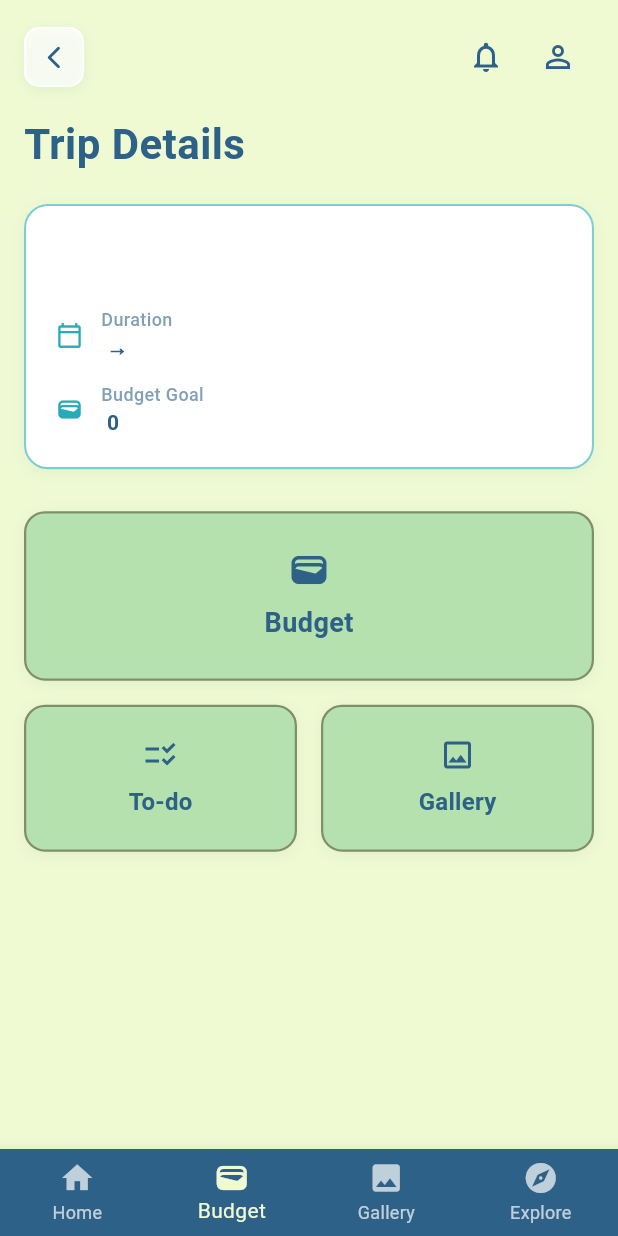
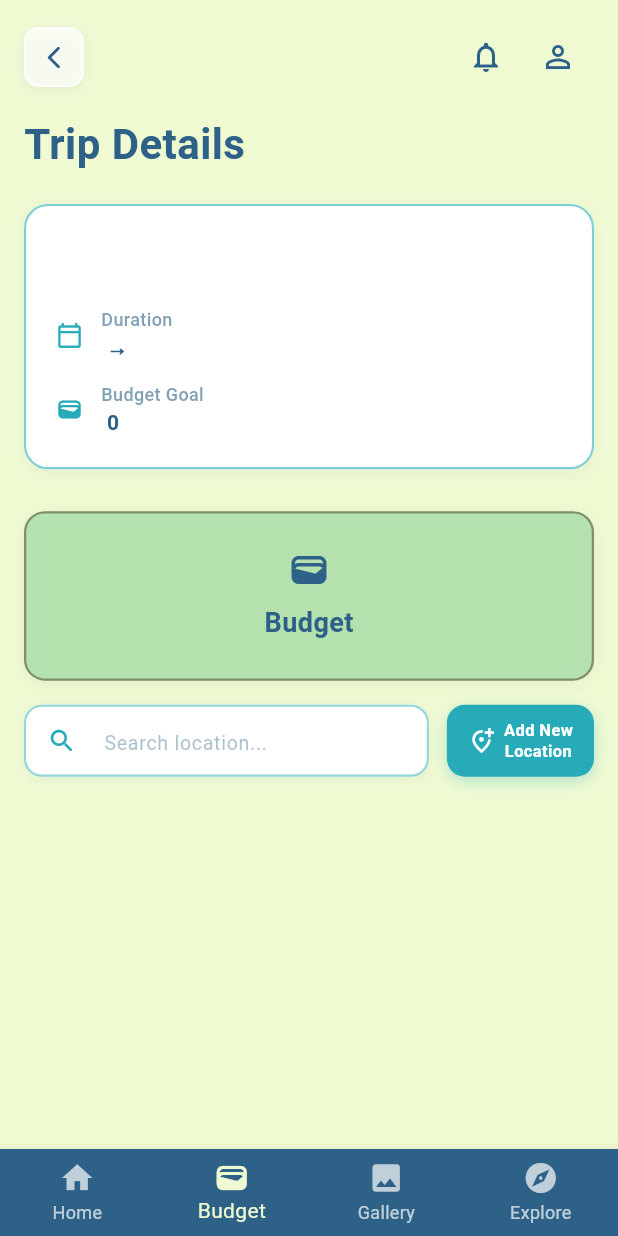
Before and after one commit to lochhapu/TourBud, a Flutter app: the TripDetailsPage screen opened directly with empty values, on a phone screen of 412 x 824 dp. Run offline on Flutter 3.47's test engine with Material 3 defaults, Android fonts, the phone set to English and light mode, and no system bars; network calls fail.

Commit message:
Updated trip details

```diff
--- a/frontend/tour_bud/lib/trip_details.dart
+++ b/frontend/tour_bud/lib/trip_details.dart
@@ -61,13 +61,11 @@ class _TripDetailsPageState extends State<TripDetailsPage> {
                     children: [
                       IconButton(
                         onPressed: () {},
-                        icon: const Icon(Icons.notifications_none,
-                            color: navy),
+                        icon: const Icon(Icons.notifications_none, color: navy),
                       ),
                       IconButton(
                         onPressed: () {},
-                        icon:
-                            const Icon(Icons.person_outline, color: navy),
+                        icon: const Icon(Icons.person_outline, color: navy),
                       ),
                     ],
                   ),
@@ -105,22 +103,88 @@ class _TripDetailsPageState extends State<TripDetailsPage> {
                     ),
                     const SizedBox(height: 16),
 
-                    // To-do and Gallery Row
+                    // Search Bar + Add New Location Row
                     Row(
                       children: [
+                        // Search Bar
                         Expanded(
-                          child: _buildSmallFeatureCard(
-                            title: 'To-do',
-                            icon: Icons.checklist_rtl,
-                            onTap: () {},
+                          child: Container(
+                            height: 48,
+                            decoration: BoxDecoration(
+                              color: Colors.white,
+                              borderRadius: BorderRadius.circular(12),
+                              border: Border.all(
+                                color: teal.withOpacity(0.5),
+                                width: 1.4,
+                              ),
+                              boxShadow: [
+                                BoxShadow(
+                                  color: navy.withOpacity(0.06),
+                                  blurRadius: 6,
+                                  offset: const Offset(0, 2),
+                                ),
+                              ],
+                            ),
+                            child: TextField(
+                              decoration: InputDecoration(
+                                hintText: 'Search location...',
+                                hintStyle: TextStyle(
+                                  fontSize: 13,
+                                  color: navy.withOpacity(0.4),
+                                ),
+                                prefixIcon: Icon(
+                                  Icons.search_rounded,
+                                  color: teal,
+                                  size: 20,
+                                ),
+                                border: InputBorder.none,
+                                contentPadding: const EdgeInsets.symmetric(
+                                  vertical: 14,
+                                ),
+                              ),
+                            ),
                           ),
                         ),
-                        const SizedBox(width: 16),
-                        Expanded(
-                          child: _buildSmallFeatureCard(
-                            title: 'Gallery',
-                            icon: Icons.image_outlined,
-                            onTap: () {},
+                        const SizedBox(width: 12),
+
+                        // Add New Location Button
+                        GestureDetector(
+                          onTap: () {},
+                          child: Container(
+                            height: 48,
+                            padding: const EdgeInsets.symmetric(horizontal: 14),
+                            decoration: BoxDecoration(
+                              color: teal,
+                              borderRadius: BorderRadius.circular(12),
+                              boxShadow: [
+                                BoxShadow(
+                                  color: teal.withOpacity(0.3),
+                                  blurRadius: 8,
+                                  offset: const Offset(0, 3),
+                                ),
+                              ],
+                            ),
+                            child: Row(
+                              mainAxisSize: MainAxisSize.min,
+                              children: const [
+                                Icon(
+                                  Icons.add_location_alt_outlined,
+                                  color: Colors.white,
+                                  size: 18,
+                                ),
+                                SizedBox(width: 6),
+                                Text(
+                                  'Add New\nLocation',
+                                  textAlign: TextAlign.center,
+                                  style: TextStyle(
+                                    fontSize: 11,
+                                    fontWeight: FontWeight.w700,
+                                    color: Colors.white,
+                                    height: 1.3,
+                                  ),
+                                ),
+                              ],
+                            ),
                           ),
                         ),
                       ],
@@ -179,8 +243,7 @@ class _TripDetailsPageState extends State<TripDetailsPage> {
           _buildDetailRow(
             icon: Icons.calendar_today_outlined,
             label: 'Duration',
-            value:
-                '${widget.trip.startDate} → ${widget.trip.endDate}',
+            value: '${widget.trip.startDate} → ${widget.trip.endDate}',
           ),
           const SizedBox(height: 12),
           _buildDetailRow(
@@ -271,45 +334,4 @@ class _TripDetailsPageState extends State<TripDetailsPage> {
       ),
     );
   }
-
-  Widget _buildSmallFeatureCard({
-    required String title,
-    required IconData icon,
-    required VoidCallback onTap,
-  }) {
-    return GestureDetector(
-      onTap: onTap,
-      child: Container(
-        decoration: BoxDecoration(
-          color: sage.withOpacity(0.8),
-          borderRadius: BorderRadius.circular(14),
-          border: Border.all(color: darkSage, width: 1.5),
-          boxShadow: [
-            BoxShadow(
-              color: darkSage.withOpacity(0.1),
-              blurRadius: 8,
-              offset: const Offset(0, 2),
-            ),
-          ],
-        ),
-        padding: const EdgeInsets.symmetric(vertical: 20),
-        child: Column(
-          mainAxisAlignment: MainAxisAlignment.center,
-          children: [
-            Icon(icon, size: 24, color: navy),
-            const SizedBox(height: 8),
-            Text(
-              title,
-              style: const TextStyle(
-                fontSize: 16,
-                fontWeight: FontWeight.w600,
-                color: navy,
-                letterSpacing: 0.2,
-              ),
-            ),
-          ],
-        ),
-      ),
-    );
-  }
 }
```
Also changed, not shown: frontend/tour_bud/lib/todo_page.dart (added, +410 -0 lines).
